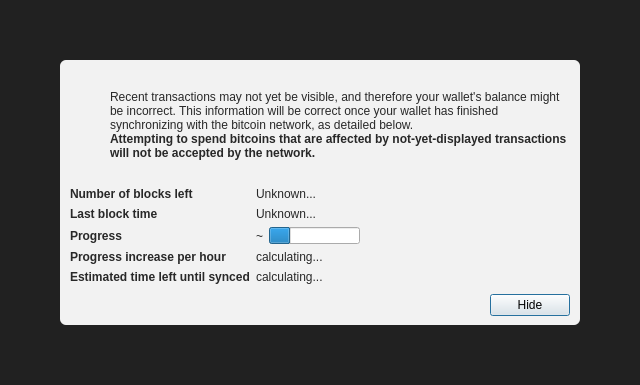
Before: the Qt Designer form src/qt/forms/modaloverlay.ui in opodgorska/bst, drawn with Qt 5.
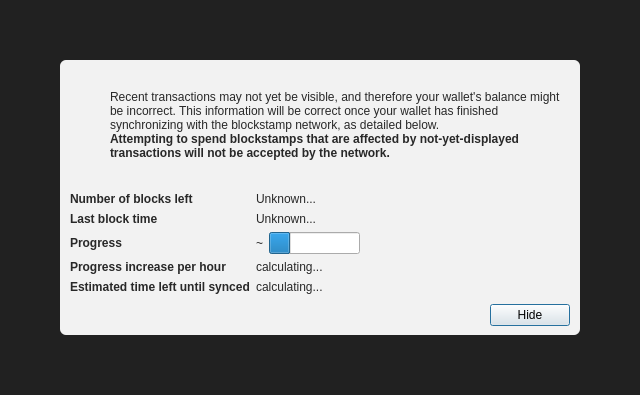
After: the same form once the commit is applied. Icons and pictures are not drawn. Custom widgets are drawn as their Qt base class.

Commit message: Corrected spelling error

```diff
--- a/src/qt/forms/modaloverlay.ui
+++ b/src/qt/forms/modaloverlay.ui
@@ -7,7 +7,7 @@
     <x>0</x>
     <y>0</y>
     <width>640</width>
-    <height>385</height>
+    <height>395</height>
    </rect>
   </property>
   <property name="windowTitle">
@@ -130,7 +130,7 @@
              <item>
               <widget class="QLabel" name="infoText">
                <property name="text">
-                <string>Recent transactions may not yet be visible, and therefore your wallet's balance might be incorrect. This information will be correct once your wallet has finished synchronizing with the bitcoin network, as detailed below.</string>
+                <string>Recent transactions may not yet be visible, and therefore your wallet's balance might be incorrect. This information will be correct once your wallet has finished synchronizing with the blockstamp network, as detailed below.</string>
                </property>
                <property name="textFormat">
                 <enum>Qt::RichText</enum>
@@ -149,7 +149,7 @@
                 </font>
                </property>
                <property name="text">
-                <string>Attempting to spend bitcoins that are affected by not-yet-displayed transactions will not be accepted by the network.</string>
+                <string>Attempting to spend blockstamps that are affected by not-yet-displayed transactions will not be accepted by the network.</string>
                </property>
                <property name="textFormat">
                 <enum>Qt::RichText</enum>
```
Left out of the diff: 6 changed lines with no effect on the pictures. The commit also changes 1 other file.
